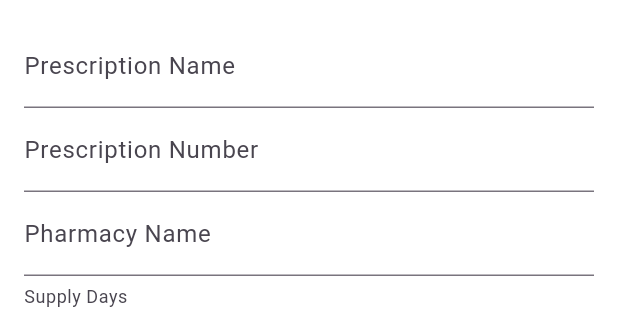
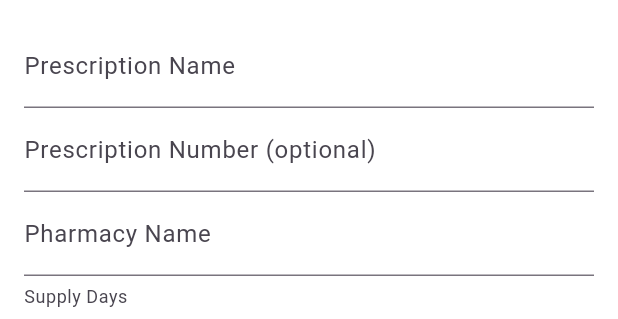
Before and after one commit to andbeaver/MedMinder, a Flutter app: the PrescriptionForm widget shown alone on an empty page, opened directly, on a phone screen of 412 x 824 dp. Shown: the top 319 px of the screen. Run offline on Flutter 3.47's test engine with Material 3 defaults, Android fonts, the phone set to English and light mode, and no system bars; our stand-ins replace flutter_local_notifications, sqflite, timezone; accounts and stored records are empty.

Commit message:
refactor prescription number handling to allow optional input. Added clarity on personal information

```diff
--- a/medminder/lib/models/prescription.dart
+++ b/medminder/lib/models/prescription.dart
@@ -23,7 +23,7 @@ class Prescription {
   Prescription({
     this.id,
     required this.name,
-    required this.prescriptionNumber,
+    this.prescriptionNumber,
     required this.pharmacyName,
     required this.lastFilledDate,
     required this.supplyDays,
--- a/medminder/lib/screens/prescription_detail_screen.dart
+++ b/medminder/lib/screens/prescription_detail_screen.dart
@@ -137,8 +137,9 @@ Widget build(BuildContext context) {
                     });
                   },
                   onSave: () async {
+                    final trimmed = presciptionNumberController.text.trim();
                     prescription.prescriptionNumber =
-                        presciptionNumberController.text;
+                        trimmed.isEmpty ? null : trimmed;
                     await PrescriptionRepository.updatePrescription(prescription);
                     setState(() => isEditingNumber = false);
                   },
--- a/medminder/lib/widgets/prescription_form.dart
+++ b/medminder/lib/widgets/prescription_form.dart
@@ -14,7 +14,7 @@ class PrescriptionForm extends StatefulWidget {
 class _PrescriptionFormState extends State<PrescriptionForm> {
   final _formKey = GlobalKey<FormState>();
   String name = '';
-  String prescriptionNumber = '';
+  String? prescriptionNumber;
   String pharmacyName = '';
   DateTime lastFilledDate = DateTime.now();
   int supplyDays = 30;
@@ -61,9 +61,13 @@ class _PrescriptionFormState extends State<PrescriptionForm> {
               ),
               TextFormField(
                 initialValue: prescriptionNumber,
-                decoration: const InputDecoration(labelText: 'Prescription Number'),
-                validator: (value) => value == null || value.isEmpty ? 'Please enter a prescription number' : null,
-                onSaved: (value) => prescriptionNumber = value!,
+                decoration: const InputDecoration(
+                  labelText: 'Prescription Number (optional)',
+                ),
+                onSaved: (value) {
+                  final trimmed = value?.trim();
+                  prescriptionNumber = trimmed?.isEmpty ?? true ? null : trimmed;
+                },
               ),
               TextFormField(
                 initialValue: pharmacyName,
```
Also changed, not shown: medminder/lib/screens/home_screen.dart (+25 -0 lines).
